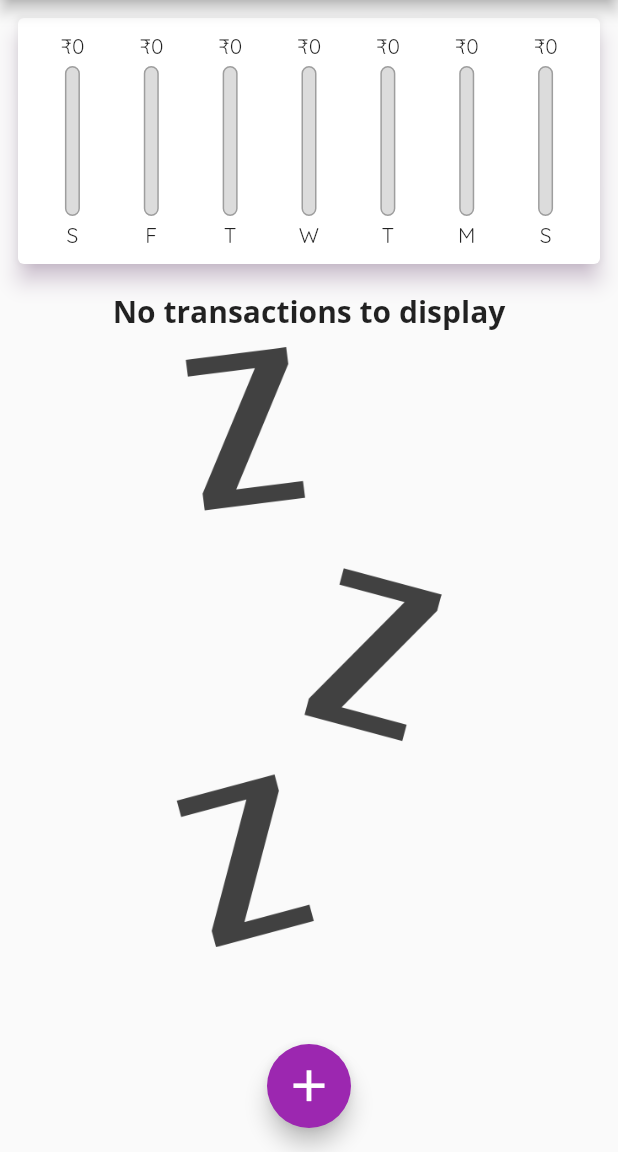
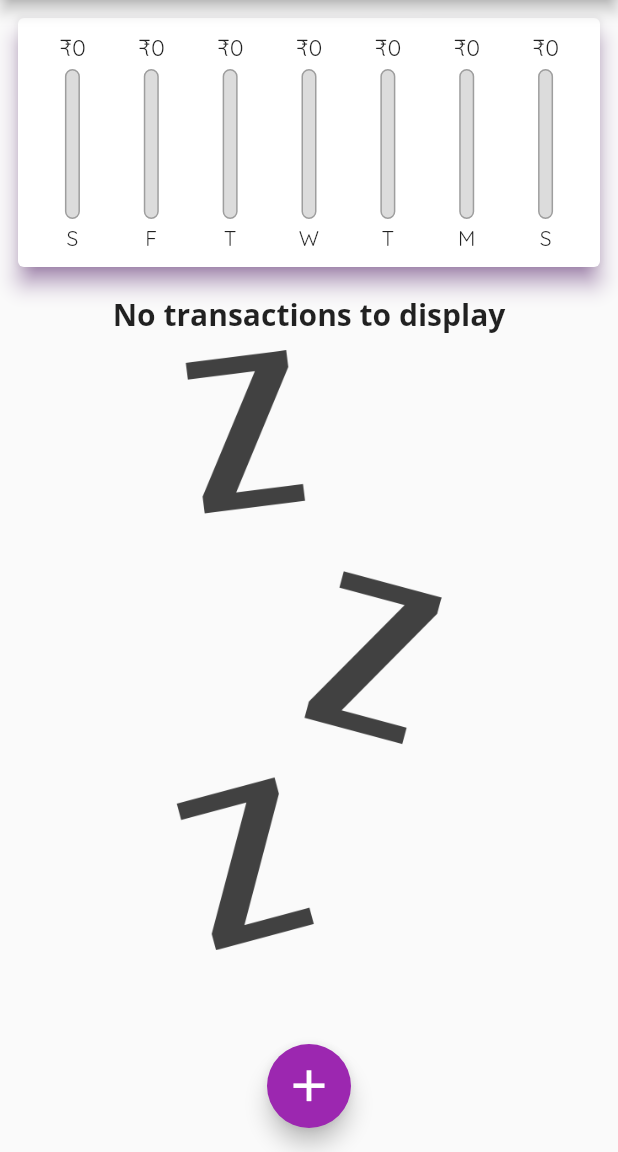
Before and after one commit to atharv-bhadange/Expenses_App, a Flutter app: the screen it shows after launch, on a phone screen of 412 x 824 dp, the part 84-1236 px from its top. Run offline on Flutter 3.47's test engine with Material 2 defaults, Android fonts, the phone set to English and light mode, and no system bars.

Commit message:
updated chart code

```diff
--- a/lib/widgets/chart.dart
+++ b/lib/widgets/chart.dart
@@ -29,7 +29,7 @@ class Chart extends StatelessWidget {
         //returns M for monday, T for Tuesday and so on
         'amount': totalSum,
       };
-    });
+    }); //.reversed.toList();
   }
 
   int get totalSpending {
@@ -42,7 +42,7 @@ class Chart extends StatelessWidget {
   Widget build(BuildContext context) {
     return Card(
       elevation: 6,
-      shadowColor: Theme.of(context).primaryColorLight,
+      shadowColor: Theme.of(context).primaryColorDark,
       margin: EdgeInsets.all(12),
       child: Padding(
         padding: EdgeInsets.all(10),
--- a/lib/widgets/chart_bar.dart
+++ b/lib/widgets/chart_bar.dart
@@ -12,8 +12,12 @@ class ChartBar extends StatelessWidget {
   Widget build(BuildContext context) {
     return Column(
       children: [
-        FittedBox(
-          child: Text('₹${amt}'),
+        Container(
+          height: 20,
+          child: FittedBox(
+            child: Text(
+                '₹${amt}'), //$ sign used as %d //called string interpolation
+          ),
         ),
         SizedBox(
           height: 4,
```
